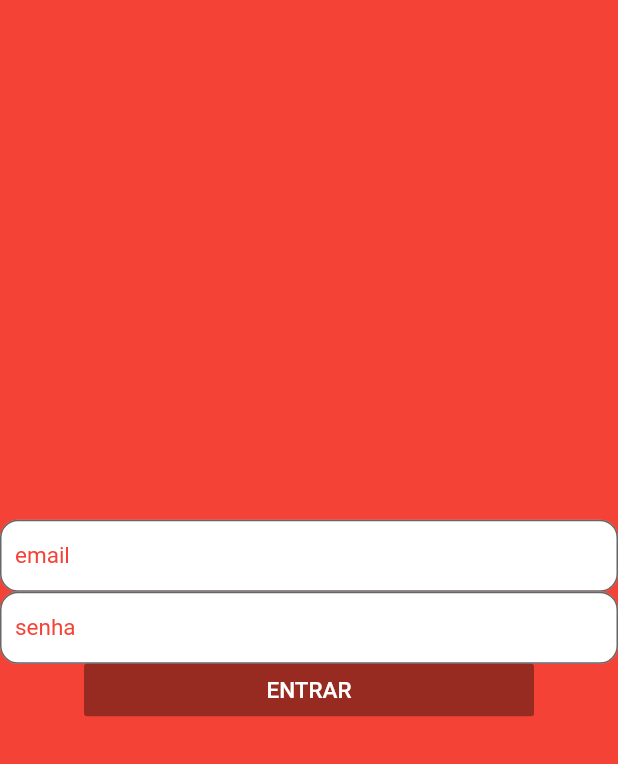
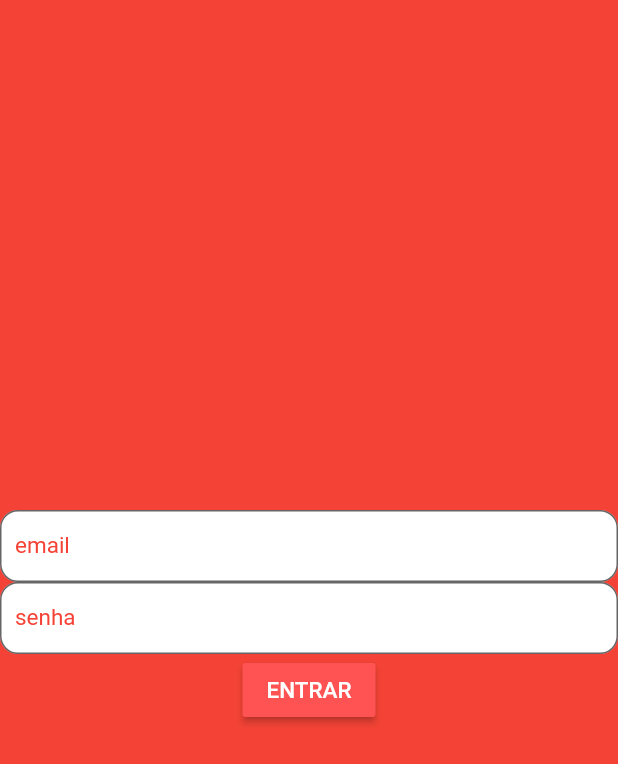
Before and after one commit to NeVerhalen/pipoc_app, a Flutter app: the HomePage screen opened directly, on a phone screen of 412 x 824 dp. Shown: the top 764 px of the screen. Run offline on Flutter 3.47's test engine with Material 2 defaults, Android fonts, the phone set to English and light mode, and no system bars; our stand-ins replace firebase_auth, google_sign_in, sqflite; accounts and stored records are empty.

Commit message:
alo galere

```diff
--- a/lib/main.dart
+++ b/lib/main.dart
@@ -1,6 +1,6 @@
 import 'package:flutter/material.dart';
-//import 'package:pipoc_app/ui/homePage.dart';
-import 'package:cloud_firestore/cloud_firestore.dart';
+import 'package:pipoc_app/ui/homePage.dart';
+//import 'package:cloud_firestore/cloud_firestore.dart';
 import 'package:google_sign_in/google_sign_in.dart';
 import 'package:firebase_auth/firebase_auth.dart';
 import 'package:pipoc_app/ui/main_screen.dart';
--- a/lib/ui/homePage.dart
+++ b/lib/ui/homePage.dart
@@ -1,5 +1,6 @@
 import 'package:flutter/material.dart';
 import 'package:pipoc_app/Banco/People.dart';
+import 'package:pipoc_app/ui/main_screen.dart';
 import 'package:pipoc_app/ui/start_page.dart';
 
 
@@ -69,24 +70,22 @@ class _HomePageState extends State<HomePage> {
             style: TextStyle(color: Colors.red, fontSize: 15.0),
           ),
 
-          Container(
-              height: 35.0,
-              width: 300.0,
-              child:  RaisedButton(
-               /* onPressed: (){
-                  Navigator.push(context,
-                  MaterialPageRoute(builder: (context) => StartPage(this._TextData))
-                  );
-                },*/
-                child: Text("ENTRAR", style: TextStyle(color: Colors.white, fontSize: 15.0),),
-                color: Colors.redAccent,
 
-              )
-          )
+           // child: Container(
+               // height: 35.0,
+               // width: 300.0,
+                 RaisedButton(
+                   onPressed: (){
+                     // ignore: unused_local_variable
+                     body: var mainScreen = MainScreen();
+                   },
+                  child: Text("ENTRAR",
+                    style: TextStyle(color: Colors.white, fontSize: 15.0
+                  ),
+                  ),
+                  color: Colors.redAccent,
+                ),
         ],
-
-
-
       ),
     );
 
```
Also changed, not shown: lib/widget/custom_drawer.dart (+16 -2 lines).
